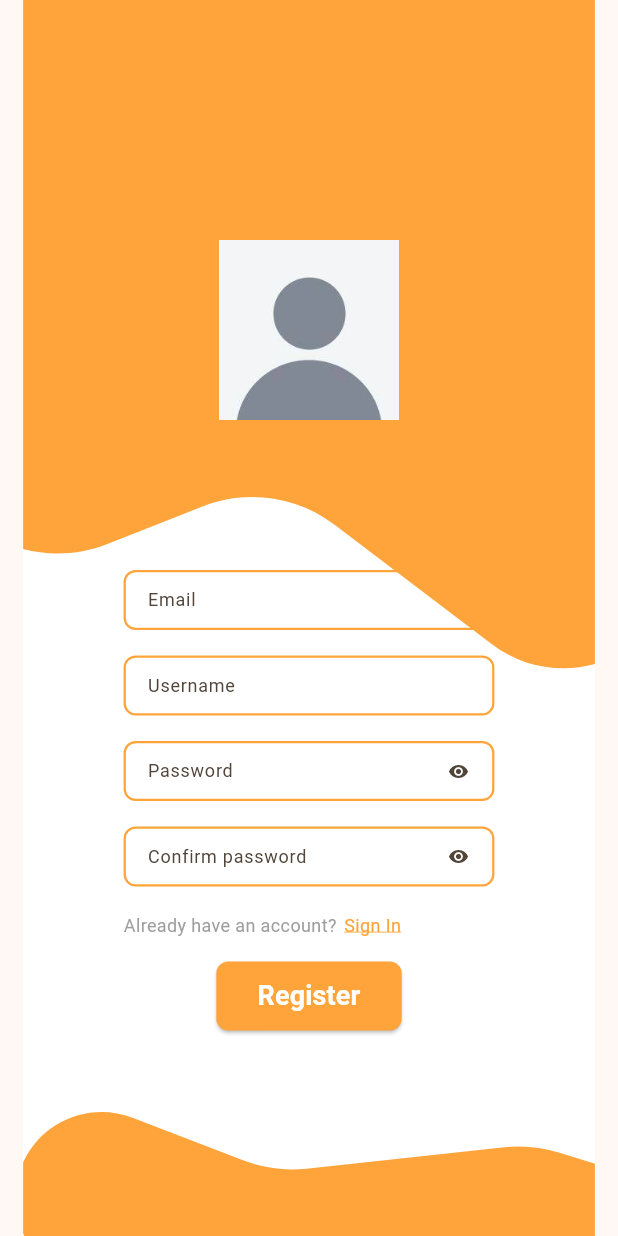
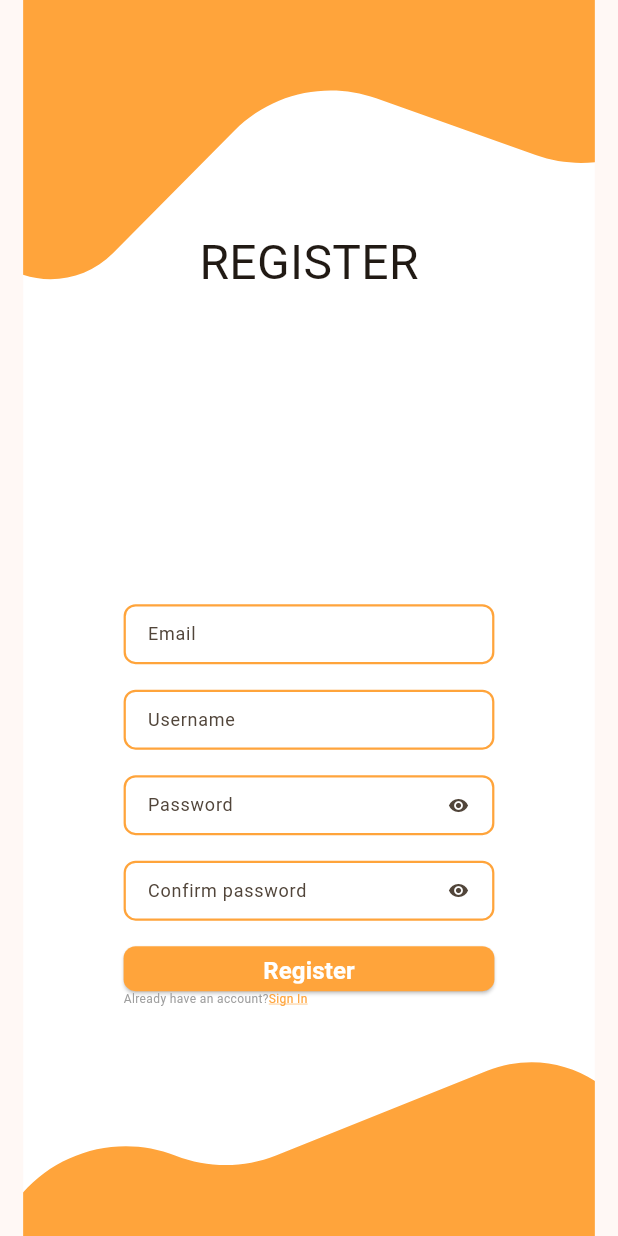
Before and after one commit to lil-gal/StratyANalezy, a Flutter app: the RegisterPage screen opened by its route, on a phone screen of 412 x 824 dp. Run offline on Flutter 3.47's test engine with Material 3 defaults, Android fonts, the phone set to English and light mode, and no system bars; our stand-ins replace flutter_map, flutter_svg_provider, latlong2.

Commit message:
Forgot password page and changes to register and signup pages
chages - on window resize it will be resized - smaller text,....

```diff
--- a/lib/main.dart
+++ b/lib/main.dart
@@ -14,6 +14,7 @@ import 'package:nalezy/pages/home.dart';
 import 'package:nalezy/pages/welcome.dart';
 import 'package:nalezy/pages/sign-in.dart';
 import 'package:nalezy/pages/register.dart';
+import 'package:nalezy/pages/forgotPassword.dart';
 import 'package:nalezy/pages/map.dart';
 
 import 'package:nalezy/themes/main_theme.dart';
@@ -47,7 +48,7 @@ class MyApp extends StatelessWidget {
           '/welcome': (context) => const WelcomePage(),
           '/sign-in': (context) => const SignInPage(),
           '/register': (context) => const RegisterPage(),
-          '/forgot-password': (context) => const Placeholder(),
+          '/forgot-password': (context) => const ForgotPasswordPage(),
         },
     );
   }
--- a/lib/pages/register.dart
+++ b/lib/pages/register.dart
@@ -70,6 +70,15 @@ class _RegisterPageState extends State<RegisterPage> {
     }
   }
 
+  double? calculateWidthButton(){
+    if (MediaQuery.of(context).size.width * 0.6 > 500){
+      return 500.0;
+    }
+    else{
+      return MediaQuery.of(context).size.width * 0.6;
+    }
+  }
+
 
   @override
   Widget build(BuildContext context) {
@@ -77,22 +86,24 @@ class _RegisterPageState extends State<RegisterPage> {
       body: DecoratedBox(
         decoration: BoxDecoration(
           image: DecorationImage(image: Svg(
-            'assets/welcome_bg_i13_14.svg'),
+            'assets/register.svg'),
             fit: BoxFit.fill,
           ),
         ),
-        child: Container(
-          margin: const EdgeInsets.symmetric(horizontal: 20, vertical: 10),
-          alignment: Alignment.center,
+        child: Row(
+          mainAxisAlignment: MainAxisAlignment.center,
+          children: [
+            Container(
+              margin: EdgeInsets.symmetric(vertical: 50, horizontal: 20),
               child: Column(
+                mainAxisAlignment: MainAxisAlignment.spaceAround,
                 children: [
-              SizedBox(height: 150,),
-              Image(
-                image: AssetImage("assets/default_pfp.png"),
-                height: 120,
-                width: 120,
+                  Text(
+                    "REGISTER",
+                    style: TextStyle(
+                      fontSize: 32,
                     ),
-              SizedBox(height: 100,),
+                  ),
                   SizedBox(
                     width: MediaQuery.of(context).size.width * 0.6 > 500 ? 500 : MediaQuery.of(context).size.width * 0.6,
                     child: Column(
@@ -104,17 +115,15 @@ class _RegisterPageState extends State<RegisterPage> {
                               child: Column(
                                 children: [
                                   CustomTextFormField(
-                                height: 40,
-                                style: TextStyle(fontSize: 12),
+                                    height: (MediaQuery.of(context).size.width < 350 || MediaQuery.of(context).size.height < 450) ? 30 : 40,
+                                    fontSize: (MediaQuery.of(context).size.width < 350 || MediaQuery.of(context).size.height < 450) ? 10 : 12,
                                     obscureText: false,
                                     autovalidateMode: AutovalidateMode.onUnfocus,
                                     decoration: InputDecoration(
                                       labelText: 'Email',
-                                  labelStyle: TextStyle(fontSize: 12),
-                                  hintStyle: TextStyle(fontSize: 12),
                                       errorStyle: TextStyle(fontSize: 0)
                                     ),
-                                errorSize: 10,
+                                    errorSize: (MediaQuery.of(context).size.width < 350 || MediaQuery.of(context).size.height < 450) ? 8 : 10,
                                     controller: emailController,
                                     validator: emailValidation,
                                   ),
@@ -122,36 +131,31 @@ class _RegisterPageState extends State<RegisterPage> {
                                   SizedBox(height: 5,),
 
                                   CustomTextFormField(
-                                height: 40,
-                                style: TextStyle(fontSize: 12),
+                                    height: (MediaQuery.of(context).size.width < 350 || MediaQuery.of(context).size.height < 450) ? 30 : 40,
+                                    fontSize: (MediaQuery.of(context).size.width < 350 || MediaQuery.of(context).size.height < 450) ? 10 : 12,
                                     obscureText: false,
                                     autovalidateMode: AutovalidateMode.onUnfocus,
                                     decoration: InputDecoration(
                                       labelText: 'Username',
-                                  labelStyle: TextStyle(fontSize: 12),
-                                  hintStyle: TextStyle(fontSize: 12),
                                       errorStyle: TextStyle(fontSize: 0)
                                     ),
-                                errorSize: 10,
+                                    errorSize: (MediaQuery.of(context).size.width < 350 || MediaQuery.of(context).size.height < 450) ? 8 : 10,
                                     controller: usernameController,
                                   ),
 
                                   SizedBox(height: 5,),
 
                                   CustomTextFormField(
-                                height: 40,
-                                fontSize: 12,
-                                style: TextStyle(fontSize: 12),
+                                    height: (MediaQuery.of(context).size.width < 350 || MediaQuery.of(context).size.height < 450) ? 30 : 40,
+                                    fontSize: (MediaQuery.of(context).size.width < 350 || MediaQuery.of(context).size.height < 450) ? 10 : 12,
                                     obscureText: true,
                                     autovalidateMode: AutovalidateMode.onUnfocus,
                                     changeVisibility: true,
                                     decoration: InputDecoration(
                                       labelText: 'Password',
-                                  labelStyle: TextStyle(fontSize: 12),
-                                  hintStyle: TextStyle(fontSize: 12),
                                       errorStyle: TextStyle(fontSize: 0)
                                     ),
-                                errorSize: 10,
+                                    errorSize: (MediaQuery.of(context).size.width < 350 || MediaQuery.of(context).size.height < 450) ? 8 : 10,
                                     controller: passwordController,
                                     validator: passwordValidation,
                                   ),
@@ -159,18 +163,16 @@ class _RegisterPageState extends State<RegisterPage> {
                                   SizedBox(height: 5,),
 
                                   CustomTextFormField(
-                                height: 40,
-                                style: TextStyle(fontSize: 12),
+                                    height: (MediaQuery.of(context).size.width < 350 || MediaQuery.of(context).size.height < 450) ? 30 : 40,
+                                    fontSize: (MediaQuery.of(context).size.width < 350 || MediaQuery.of(context).size.height < 450) ? 10 : 12,
                                     obscureText: true,
                                     autovalidateMode: AutovalidateMode.onUnfocus,
                                     changeVisibility: true,
                                     decoration: InputDecoration(
                                       labelText: 'Confirm password',
-                                  labelStyle: TextStyle(fontSize: 12),
-                                  hintStyle: TextStyle(fontSize: 12),
                                       errorStyle: TextStyle(fontSize: 0)
                                     ),
-                                errorSize: 10,
+                                    errorSize: (MediaQuery.of(context).size.width < 350 || MediaQuery.of(context).size.height < 450) ? 8 : 10,
                                     controller: confirmPasswordController,
                                     validator: confirmPasswordValidation,
                                   ),
@@ -181,6 +183,37 @@ class _RegisterPageState extends State<RegisterPage> {
                             ),
                           ),
                         ],),
+                        Row(
+                          mainAxisAlignment: MainAxisAlignment.center,
+                          children: [
+                            SizedBox(
+                              width: calculateWidthButton(),
+                              height: (MediaQuery.of(context).size.width < 350 && MediaQuery.of(context).size.height < 450) ? 24 : 30,
+                              child: HoverElevatedButton(
+                                onPressed: () {
+                                  _formKey.currentState!.validate();
+                                  checkRegister(emailController.text, passwordController.text);
+                                  if (correctCredentials) {
+                                    // Navigate to the home page or another page after successful login
+                                    Navigator.pushNamedAndRemoveUntil(context, '/home', (route) => false);
+                                  } else {
+                                    setState(() {}); // Update the UI to show the error message
+                                  }
+                                },
+                                padding: EdgeInsets.symmetric(
+                                  horizontal: (MediaQuery.of(context).size.width < 350 && MediaQuery.of(context).size.height < 450) ? 10 : 20,
+                                  vertical: (MediaQuery.of(context).size.width < 350 && MediaQuery.of(context).size.height < 450) ? 0 : 5
+                                ),
+                                transformHover: Matrix4.identity()..scaleByVector3((Vector3(1.05, 1.05, 1.0)))..translateByVector3(Vector3(-5.0, 0.0, -5.0)),
+                                child: Text(
+                                  'Register',
+                                  style: TextStyle(fontSize: (MediaQuery.of(context).size.width < 350 && MediaQuery.of(context).size.height < 450) ? 14 : 16,
+                                  fontWeight: FontWeight.bold, color: AppTheme.textDefault),
+                                ),
+                              ),
+                            ),
+                          ],
+                        ),
                         MediaQuery.of(context).size.width > 500 ?
                         Row(
                           mainAxisAlignment: MainAxisAlignment.spaceBetween,
@@ -189,7 +222,7 @@ class _RegisterPageState extends State<RegisterPage> {
                               children: [
                                 Text(
                                   "Already have an account?",
-                              style: TextStyle(color: AppTheme.gray, fontSize: 12),
+                                  style: TextStyle(color: AppTheme.gray, fontSize: MediaQuery.of(context).size.width > 425 ? 10 : 8),
                                 ),
                                 SizedBox(width: 5,),
                                 HoverText(
@@ -197,7 +230,7 @@ class _RegisterPageState extends State<RegisterPage> {
                                   decoration: TextDecoration.underline,
                                   hoverDecoration: TextDecoration.underline,
                                   hoverDecorationEnabled: true,
-                              style: TextStyle(fontSize: 12),
+                                  style: TextStyle(fontSize: MediaQuery.of(context).size.width > 425 ? 10 : 8),
                                   onTap: () {
                                     Navigator.pushNamed(context, '/sign-in');
                                   },
@@ -216,16 +249,15 @@ class _RegisterPageState extends State<RegisterPage> {
                                   children: [
                                     Text(
                                       "Already have an account?",
-                                  style: TextStyle(color: AppTheme.gray, fontSize: 12),
+                                      style: TextStyle(color: AppTheme.gray, fontSize: MediaQuery.of(context).size.width > 425 ? 10 : 8),
                                     ),
-                                SizedBox(width: 5,),
                                     HoverText(
                                       text: 'Sign In',
                                       textAlign: TextAlign.left,
                                       decoration: TextDecoration.underline,
                                       hoverDecoration: TextDecoration.underline,
                                       hoverDecorationEnabled: true,
-                                  style: TextStyle(fontSize: 12),
+                                      style: TextStyle(fontSize: MediaQuery.of(context).size.width > 425 ? 10 : 8),
                                       onTap: () {
                                         Navigator.pushNamed(context, '/sign-in');
                                       },
@@ -235,18 +267,24 @@ class _RegisterPageState extends State<RegisterPage> {
                                 Column(
                                   crossAxisAlignment: CrossAxisAlignment.start,
                                   children: [
-                                Text(
-                                  "Already have an account?",
-                                  style: TextStyle(color: AppTheme.gray, fontSize: 12),
+                                    SizedBox(
+                                      width: MediaQuery.of(context).size.width * 0.6,
+                                      child: Expanded(
+                                        child: Text(
+                                          "Don't have an account yet?",
+                                          overflow: TextOverflow.ellipsis,
+                                          maxLines: 2,
+                                          style: TextStyle(color: AppTheme.gray, fontSize: MediaQuery.of(context).size.width > 425 ? 10 : 8),
                                         ),
-                                SizedBox(height: 5,),
+                                      ),
+                                    ),
                                     HoverText(
                                       text: 'Sign In',
                                       textAlign: TextAlign.left,
                                       decoration: TextDecoration.underline,
                                       hoverDecoration: TextDecoration.underline,
                                       hoverDecorationEnabled: true,
-                                  style: TextStyle(fontSize: 12),
+                                      style: TextStyle(fontSize: MediaQuery.of(context).size.width > 425 ? 10 : 8),
                                       onTap: () {
                                         Navigator.pushNamed(context, '/sign-in');
                                       },
@@ -257,53 +295,14 @@ class _RegisterPageState extends State<RegisterPage> {
                             ),
                           ],
                         ),
-
-                    SizedBox(height: 5,),
-                    Row(
-                      mainAxisAlignment: MainAxisAlignment.center,
-                      children: [
-                        Container(
-                          width: MediaQuery.of(context).size.width * 0.6 > 500 ? 500 : MediaQuery.of(context).size.width * 0.6,
-                          alignment: Alignment.center,
-                          child: Text(
-                            errorMessage,
-                            style: TextStyle(color: AppTheme.error, fontSize: 0),
-                          )
-                        )
-                      ],
-                    ),
-                    SizedBox(height: 10,),
-                    Row(
-                      mainAxisAlignment: MainAxisAlignment.center,
-                      children: [
-                        Container(
-                          width: MediaQuery.of(context).size.width * 0.3 > 200 ? 200 : MediaQuery.of(context).size.width * 0.3,
-                          child: HoverElevatedButton(
-                            onPressed: () {
-                              _formKey.currentState!.validate();
-                              checkRegister(emailController.text, passwordController.text);
-                              if (correctCredentials) {
-                                // Navigate to the home page or another page after successful login
-                                Navigator.pushNamedAndRemoveUntil(context, '/home', (route) => false);
-                              } else {
-                                setState(() {}); // Update the UI to show the error message
-                              }
-                            },
-                            padding: EdgeInsets.symmetric(horizontal: 20, vertical: 10),
-                            transformHover: Matrix4.identity()..scaleByVector3((Vector3(1.05, 1.05, 1.0)))..translateByVector3(Vector3(-5.0, 0.0, -5.0)),
-                            child: Text(
-                              'Register',
-                              style: TextStyle(fontSize: 18, fontWeight: FontWeight.bold, color: AppTheme.textDefault),
-                            ),
-                          ),
-                        ),
-                      ],
-                    )
                       ],
                     ),
                   )
                 ],
               ),
+            ),
+
+          ]
         ),
       ),
     );
--- a/lib/widget/custom_text_form_field.dart
+++ b/lib/widget/custom_text_form_field.dart
@@ -21,11 +21,11 @@ class CustomTextFormField extends StatefulWidget{
 
   const CustomTextFormField({
     super.key,
-    this.style,
     this.autovalidateMode = AutovalidateMode.disabled,
     this.decoration = const InputDecoration(border: OutlineInputBorder(), errorStyle: TextStyle(fontSize: 0)),
     this.errorSize = 12,
     this.fontSize = 12,
+    this.style = const TextStyle(fontSize: 12),
     this.controller,
     this.height = 50,
     this.borderRadius,
@@ -131,13 +131,16 @@ class _CustomTextFormFieldState extends State<CustomTextFormField>{
                         color: AppTheme.error,
                       ),
                       const SizedBox(width: 4),
-                      Text(
+                      Expanded(child: Text(
                         errorText,
+                        overflow: TextOverflow.ellipsis,
+                        maxLines: 2,
                         style: TextStyle(
                           color: AppTheme.error,
                           fontSize: widget.errorSize,
                         ),
-                      ),
+                      ),)
+
                     ],
                   )
                 : SizedBox(height: widget.errorSize + 2);
--- a/lib/widget/item.dart
+++ b/lib/widget/item.dart
@@ -94,7 +94,7 @@ class _ItemState extends State<Item> {
                     const SizedBox(height: 8),
                     Text(
                       widget.itemDescription,
-                      maxLines: 2,
+                      maxLines: 4,
                       overflow: TextOverflow.ellipsis,
                       style: TextStyle(
                         fontSize: 8,
```
Also changed, not shown: lib/pages/forgotPassword.dart (added, +162 -0 lines), lib/pages/sign-in.dart (+85 -75 lines), assets/register.svg (added), assets/sign-in.svg (added). Lines whose indentation alone changed are shown as unchanged.
